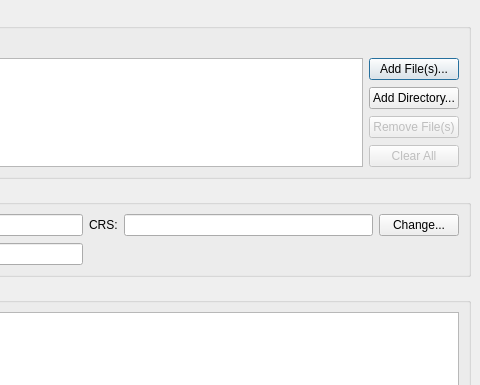
Before: the Qt Designer form gui/cityjson_loader_dialog_base.ui in cityjson/cityjson-qgis-plugin, drawn with Qt 5; both pictures show x 266 to 746 and y 0 to 385 of the 746 by 728 pixel window.
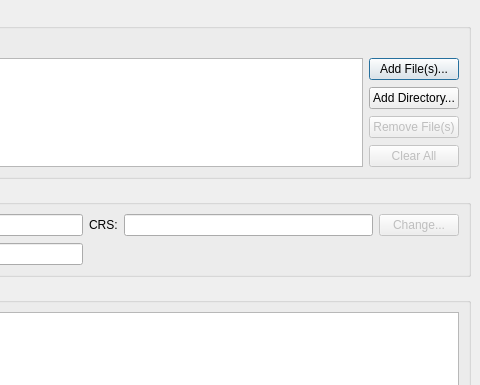
After: the same form once the commit is applied. Custom widgets are drawn as their Qt base class.

Commit message: Update changeCrsPushButton default status to false

Diff of the .ui file:
```diff
--- a/gui/cityjson_loader_dialog_base.ui
+++ b/gui/cityjson_loader_dialog_base.ui
@@ -245,7 +245,10 @@
            <number>7</number>
           </property>
           <item row="0" column="4">
-           <widget class="QPushButton" name="changeCrsPushButton">
+           <widget class="QPushButton" name="changeCrsButton">
+            <property name="enabled">
+             <bool>false</bool>
+            </property>
             <property name="font">
              <font>
               <weight>50</weight>
```
